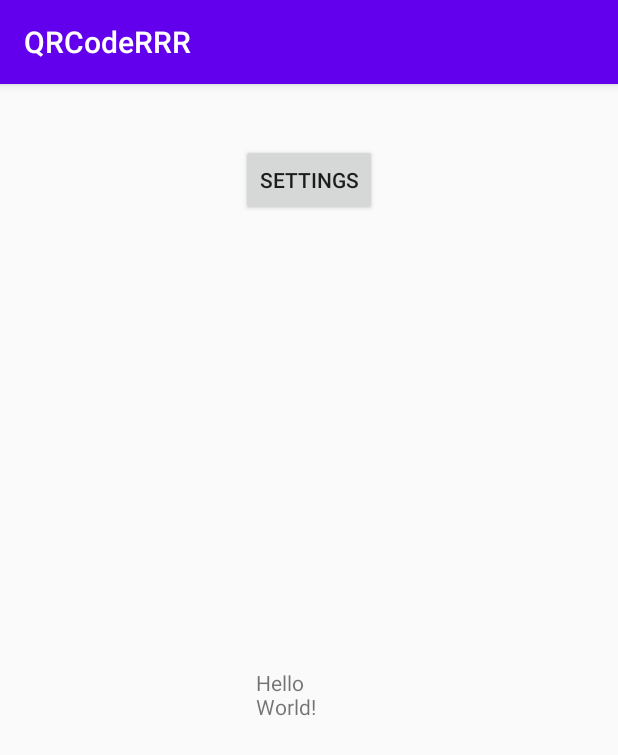
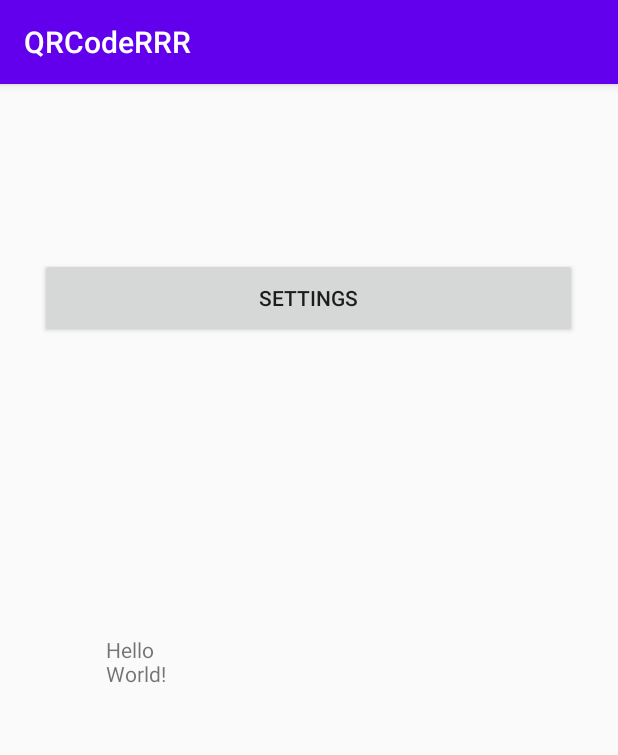
Before and after one commit to chikonwong/QRCodeReaderAndroid, an Android app: the screen it shows after launch (MainActivity), on a phone screen of 412 x 824 dp. Shown: the top 755 px of the screen. Run offline under Robolectric (Android 15) with nearby library versions, the phone set to English and light mode, and no system bars.

Commit message:
Update activity_main.xml

```diff
--- a/app/src/main/res/layout/activity_main.xml
+++ b/app/src/main/res/layout/activity_main.xml
@@ -7,25 +7,26 @@
     tools:context=".MainActivity">
 
     <TextView
+        android:id="@+id/textView"
         android:layout_width="71dp"
         android:layout_height="117dp"
         android:text="Hello World!"
         app:layout_constraintBottom_toBottomOf="parent"
         app:layout_constraintEnd_toEndOf="parent"
-        app:layout_constraintHorizontal_bias="0.5"
+        app:layout_constraintHorizontal_bias="0.208"
         app:layout_constraintStart_toStartOf="parent"
         app:layout_constraintTop_toTopOf="parent"
-        app:layout_constraintVertical_bias="0.598" />
+        app:layout_constraintVertical_bias="0.565" />
 
     <Button
         android:id="@+id/button"
-        android:layout_width="wrap_content"
-        android:layout_height="wrap_content"
-        android:layout_marginTop="40dp"
+        android:layout_width="358dp"
+        android:layout_height="53dp"
+        android:layout_marginTop="116dp"
         android:onClick="launchSettings"
         android:text="@string/settings"
         app:layout_constraintEnd_toEndOf="parent"
-        app:layout_constraintHorizontal_bias="0.5"
+        app:layout_constraintHorizontal_bias="0.49"
         app:layout_constraintStart_toStartOf="parent"
         app:layout_constraintTop_toTopOf="parent" />
 
```
